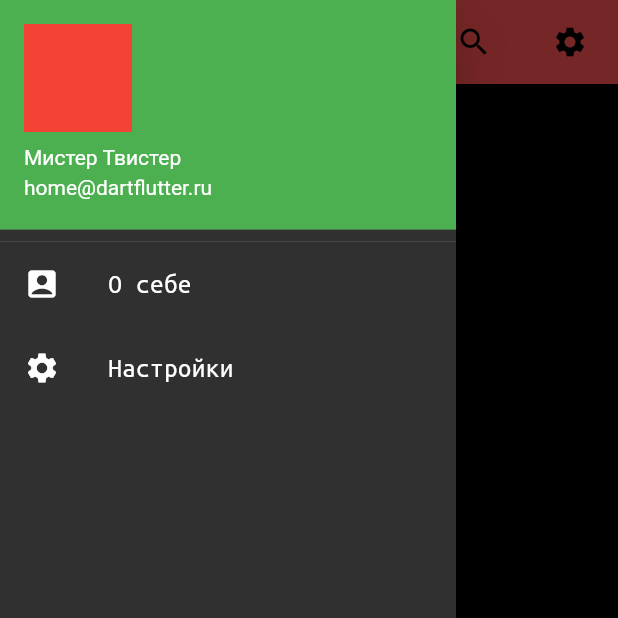
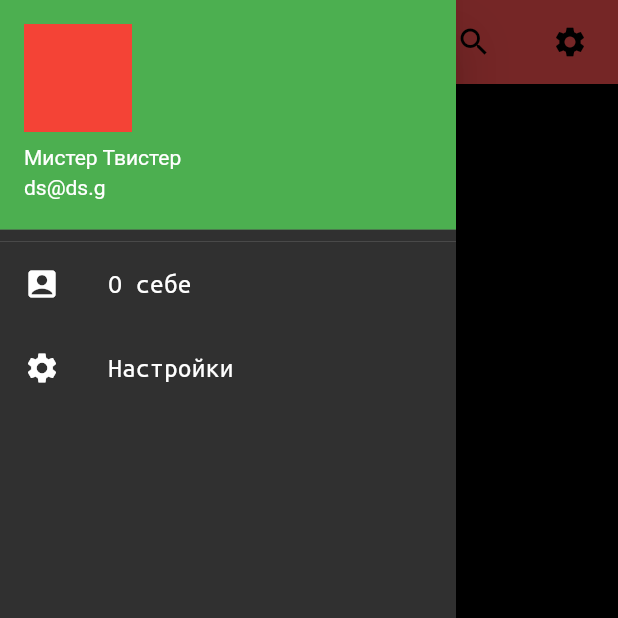
Before and after one commit to fear404-png/fastpad, a Flutter app: the screen it shows after launch, with the side drawer open, on a phone screen of 412 x 824 dp, the top half of it. Run offline on Flutter 3.47's test engine with Material 2 defaults, Android fonts, the phone set to English and light mode, and no system bars; our stand-ins replace bloc, flutter_bloc, flutter_slidable, hive, hive_flutter; accounts and stored records are empty; project files that could hold a hidden picture were left out.

Commit message:
Небольшие исправления

```diff
--- a/lib/pages/note_edit/note_edit.dart
+++ b/lib/pages/note_edit/note_edit.dart
@@ -33,7 +33,8 @@ class NoteEditPage extends StatelessWidget {
             onPressed: () {
               BlocProvider.of<NotesBloc>(context).add(
                   NoteEditEvent(NoteModel(title.text, subtitle.text, id), id));
-              Navigator.pop(context);
+              Navigator.of(context).pushNamedAndRemoveUntil(
+                  "/notes", (Route<dynamic> route) => false);
             },
             child: const Icon(Icons.check),
           ),
--- a/lib/pages/note_view/note_view.dart
+++ b/lib/pages/note_view/note_view.dart
@@ -32,11 +32,10 @@ class NoteViewPage extends StatelessWidget {
                                   child: const Text("Нет")),
                               TextButton(
                                   onPressed: () {
+                                    BlocProvider.of<NotesBloc>(context)
+                                        .add(NoteDeleteEvent(arguments["id"]));
                                     Navigator.pushNamedAndRemoveUntil(
                                         context, "/notes", (route) => false);
-
-                                    BlocProvider.of<NotesBloc>(context)
-                                        .add(NoteDeleteEvent(arguments["id"]));
                                   },
                                   child: const Text("Да")),
                             ],
--- a/lib/pages/notes/notes.dart
+++ b/lib/pages/notes/notes.dart
@@ -50,7 +50,7 @@ class NotesWidget extends StatelessWidget {
                     child: UserAccountsDrawerHeader(
                       decoration: BoxDecoration(color: Colors.green),
                       accountName: Text('Мистер Твистер'),
-                      accountEmail: Text("home@dartflutter.ru"),
+                      accountEmail: Text("ds@ds.g"),
                       currentAccountPicture: Container(
                           decoration: BoxDecoration(
                         shape: BoxShape.rectangle,
```
